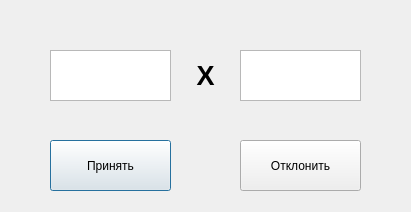
First picture: the form in RL_QT/createproj_dialog.ui, repository GuzliGit/projectRL, before the edit.
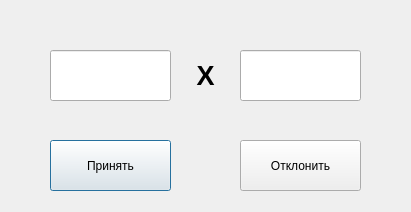
Second picture: the form after the edit.

The edit to the form file:
```diff
--- a/RL_QT/createproj_dialog.ui
+++ b/RL_QT/createproj_dialog.ui
@@ -54,55 +54,6 @@
     <string>Отклонить</string>
    </property>
   </widget>
-  <widget class="QPlainTextEdit" name="width_edit">
-   <property name="geometry">
-    <rect>
-     <x>50</x>
-     <y>50</y>
-     <width>121</width>
-     <height>51</height>
-    </rect>
-   </property>
-   <property name="minimumSize">
-    <size>
-     <width>121</width>
-     <height>51</height>
-    </size>
-   </property>
-   <property name="maximumSize">
-    <size>
-     <width>121</width>
-     <height>51</height>
-    </size>
-   </property>
-   <property name="font">
-    <font>
-     <pointsize>18</pointsize>
-     <italic>false</italic>
-    </font>
-   </property>
-   <property name="layoutDirection">
-    <enum>Qt::RightToLeft</enum>
-   </property>
-   <property name="autoFillBackground">
-    <bool>false</bool>
-   </property>
-   <property name="verticalScrollBarPolicy">
-    <enum>Qt::ScrollBarAlwaysOff</enum>
-   </property>
-   <property name="horizontalScrollBarPolicy">
-    <enum>Qt::ScrollBarAlwaysOff</enum>
-   </property>
-   <property name="undoRedoEnabled">
-    <bool>true</bool>
-   </property>
-   <property name="lineWrapMode">
-    <enum>QPlainTextEdit::WidgetWidth</enum>
-   </property>
-   <property name="plainText">
-    <string/>
-   </property>
-  </widget>
   <widget class="QLabel" name="label">
    <property name="geometry">
     <rect>
@@ -125,7 +76,29 @@
     <set>Qt::AlignCenter</set>
    </property>
   </widget>
-  <widget class="QPlainTextEdit" name="height_edit">
+  <widget class="QLineEdit" name="width_edit">
+   <property name="geometry">
+    <rect>
+     <x>50</x>
+     <y>50</y>
+     <width>121</width>
+     <height>51</height>
+    </rect>
+   </property>
+   <property name="font">
+    <font>
+     <pointsize>20</pointsize>
+     <italic>false</italic>
+    </font>
+   </property>
+   <property name="layoutDirection">
+    <enum>Qt::RightToLeft</enum>
+   </property>
+   <property name="alignment">
+    <set>Qt::AlignRight|Qt::AlignTrailing|Qt::AlignVCenter</set>
+   </property>
+  </widget>
+  <widget class="QLineEdit" name="height_edit">
    <property name="geometry">
     <rect>
      <x>240</x>
@@ -136,30 +109,15 @@
    </property>
    <property name="font">
     <font>
-     <pointsize>18</pointsize>
+     <pointsize>20</pointsize>
      <italic>false</italic>
     </font>
    </property>
    <property name="layoutDirection">
     <enum>Qt::RightToLeft</enum>
    </property>
-   <property name="autoFillBackground">
-    <bool>false</bool>
-   </property>
-   <property name="verticalScrollBarPolicy">
-    <enum>Qt::ScrollBarAlwaysOff</enum>
-   </property>
-   <property name="horizontalScrollBarPolicy">
-    <enum>Qt::ScrollBarAlwaysOff</enum>
-   </property>
-   <property name="undoRedoEnabled">
-    <bool>true</bool>
-   </property>
-   <property name="lineWrapMode">
-    <enum>QPlainTextEdit::WidgetWidth</enum>
-   </property>
-   <property name="plainText">
-    <string/>
+   <property name="alignment">
+    <set>Qt::AlignRight|Qt::AlignTrailing|Qt::AlignVCenter</set>
    </property>
   </widget>
  </widget>
```
